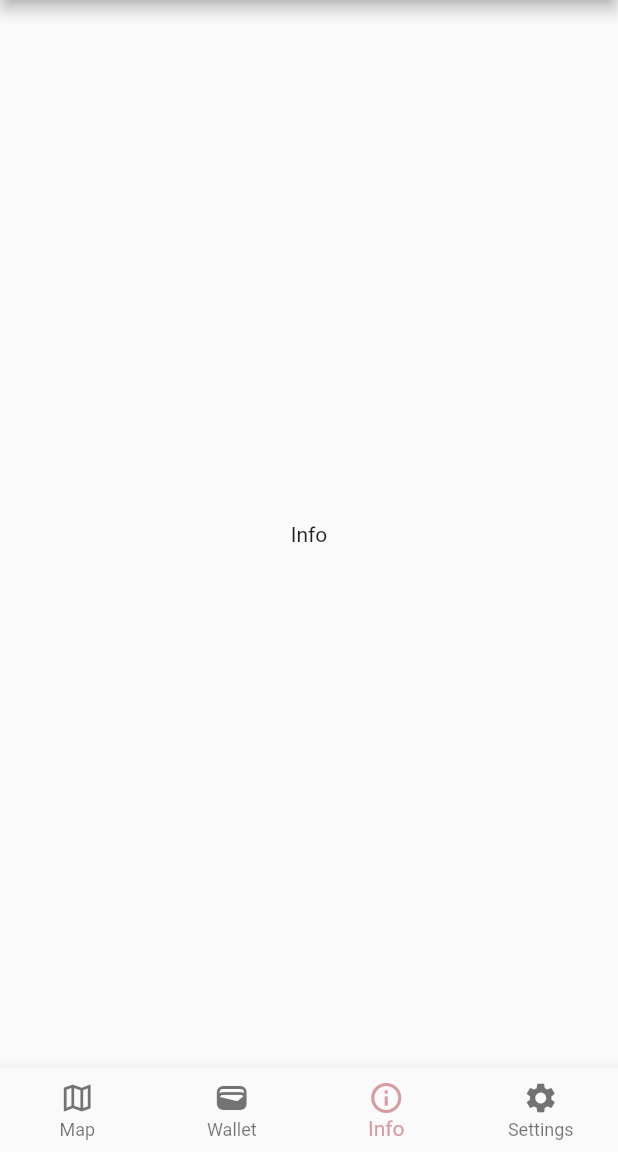
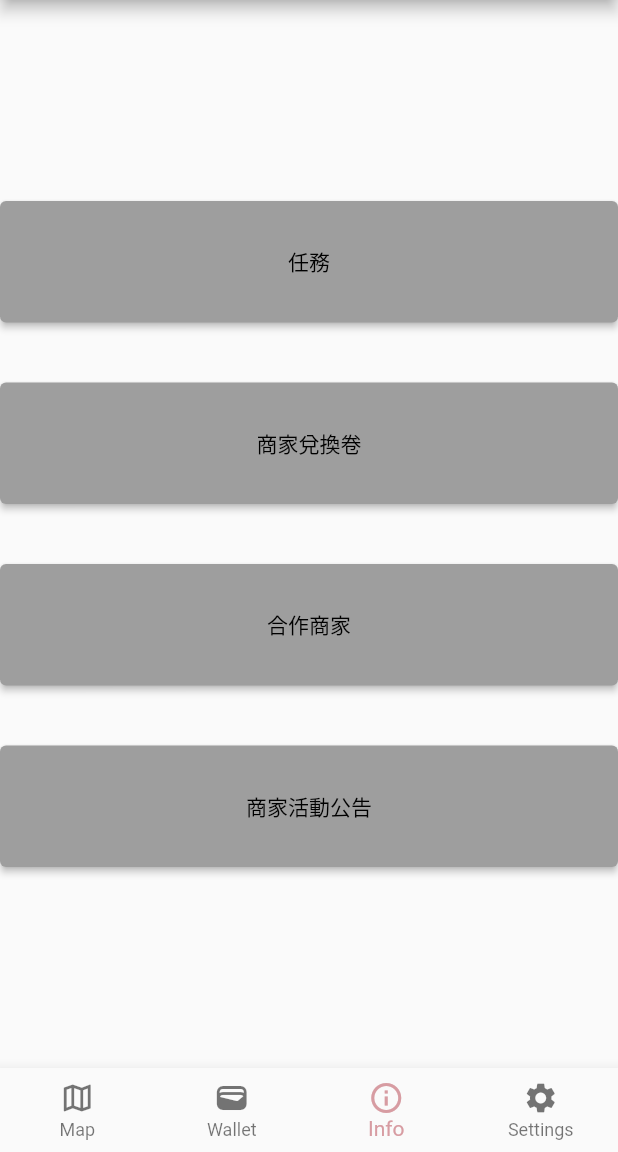
Before and after one commit to TonyPepeBear/fcu_pay, a Flutter app: the screen it shows after launch, item 3 of the bottom bar chosen, on a phone screen of 412 x 824 dp, the part 84-1236 px from its top. Run offline on Flutter 3.47's test engine with Material 2 defaults, Android fonts, the phone set to English and light mode, and no system bars; our stand-ins replace flutter_map, latlong2.

Commit message:
init info fragment

```diff
--- /dev/null
+++ b/lib/ui/fragment/info_fragment.dart
@@ -0,0 +1,48 @@
+import 'package:fengchiabi/ui/page/login_page.dart';
+import 'package:flutter/material.dart';
+
+class InfoFragment extends StatelessWidget {
+  const InfoFragment({Key? key}) : super(key: key);
+
+  @override
+  Widget build(BuildContext context) {
+    const buttonStyle = ButtonStyle(
+      backgroundColor: MaterialStatePropertyAll(Colors.grey),
+      padding: MaterialStatePropertyAll(EdgeInsets.all(30)),
+    );
+
+    List<Widget> widgets = [
+      ElevatedButton(
+        onPressed: () {},
+        style: buttonStyle,
+        child: const Text("任務"),
+      ),
+      ElevatedButton(
+        onPressed: () {},
+        style: buttonStyle,
+        child: const Text("商家兌換卷"),
+      ),
+      ElevatedButton(
+        onPressed: () {},
+        style: buttonStyle,
+        child: const Text("合作商家"),
+      ),
+      ElevatedButton(
+        onPressed: () {},
+        style: buttonStyle,
+        child: const Text("商家活動公告"),
+      ),
+    ];
+
+    return Center(
+      child: ListView.separated(
+        shrinkWrap: true,
+        itemBuilder: (context, i) => widgets[i],
+        itemCount: widgets.length,
+        separatorBuilder: (context, _) => const SizedBox(
+          height: 40,
+        ),
+      ),
+    );
+  }
+}
--- a/lib/ui/page/home_page.dart
+++ b/lib/ui/page/home_page.dart
@@ -1,3 +1,4 @@
+import 'package:fengchiabi/ui/fragment/info_fragment.dart';
 import 'package:fengchiabi/ui/fragment/map_fragment.dart';
 import 'package:fengchiabi/ui/fragment/setting_fragment.dart';
 import 'package:flutter/material.dart';
@@ -54,7 +55,7 @@ List<BottomItem> bottomItems = [
   const BottomItem(
     icon: Icon(Icons.info_outline),
     label: "Info",
-    page: Text("Info"),
+    page: InfoFragment(),
   ),
   const BottomItem(
     icon: Icon(Icons.settings),
@@ -68,6 +69,5 @@ class BottomItem {
   final Icon icon;
   final Widget page;
 
-  const BottomItem(
-      {required this.label, required this.icon, required this.page});
+  const BottomItem({required this.label, required this.icon, required this.page});
 }
```
